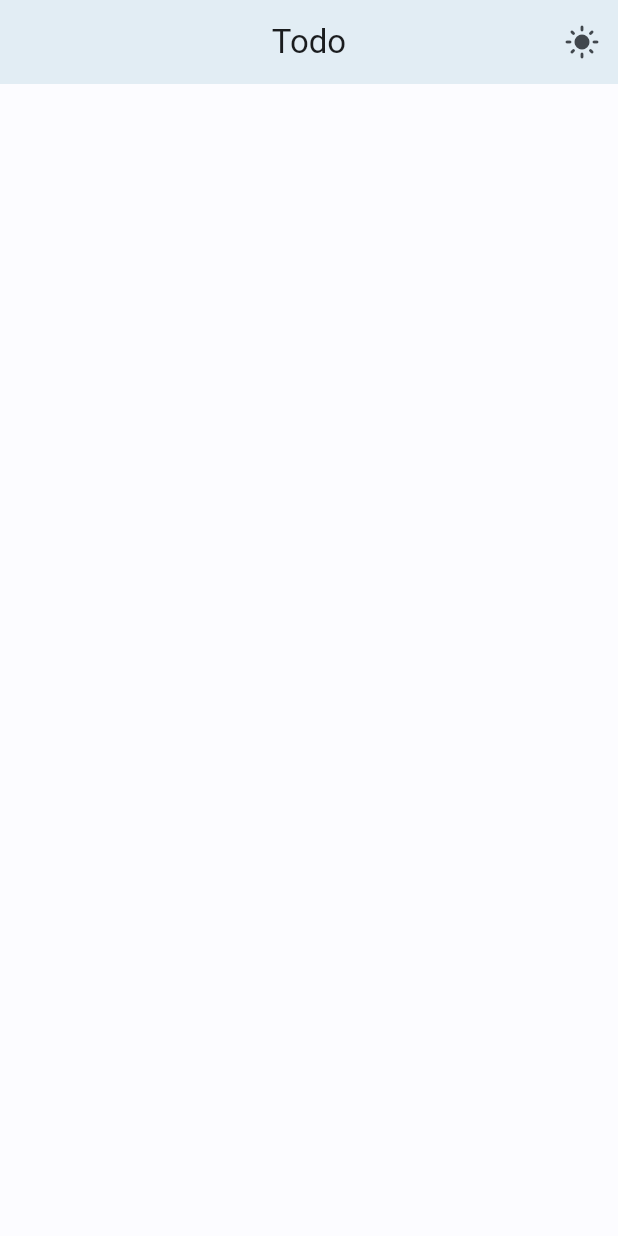
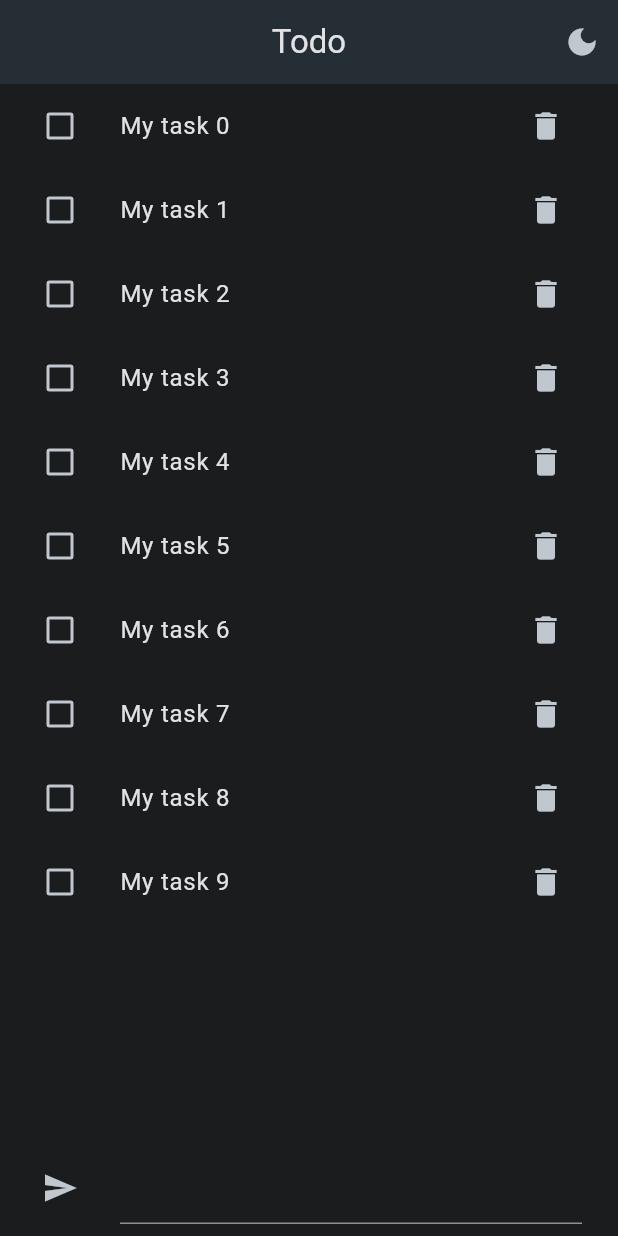
Before and after one commit to rudsonalves/todo, a Flutter app: the screen it shows after launch, on a phone screen of 412 x 824 dp. Run offline on Flutter 3.47's test engine with Material 3 defaults, Android fonts, the phone set to English and light mode, and no system bars.

Commit message:
Controle de estados funcionando

```diff
--- a/lib/commom/models/app_settings.dart
+++ b/lib/commom/models/app_settings.dart
@@ -5,21 +5,14 @@ class AppSettings extends ChangeNotifier {
   static final AppSettings _instance = AppSettings._();
   static AppSettings get instance => _instance;
 
-  ThemeMode _themeMode = ThemeMode.light;
+  ThemeMode _themeMode = ThemeMode.dark;
 
   ThemeMode get themeMode => _themeMode;
 
-  // Change Theme
   void toggleTheme() {
     _themeMode =
         (_themeMode == ThemeMode.light) ? ThemeMode.dark : ThemeMode.light;
 
-    // if (_themeMode == ThemeMode.light) {
-    //   _themeMode = ThemeMode.dark;
-    // } else {
-    //   _themeMode = ThemeMode.light;
-    // }
-
     notifyListeners();
   }
 }
--- /dev/null
+++ b/lib/commom/models/task_model.dart
@@ -0,0 +1,32 @@
+class TaskModel {
+  int? id;
+  String description;
+  bool isDone;
+
+  TaskModel({
+    this.id,
+    required this.description,
+    this.isDone = false,
+  });
+
+  Map<String, dynamic> toMap() {
+    return <String, dynamic>{
+      'id': id,
+      'description': description,
+      'isDone': isDone,
+    };
+  }
+
+  factory TaskModel.fromMap(Map<String, dynamic> map) {
+    return TaskModel(
+      id: map['id'] as int?,
+      description: map['description'] as String,
+      isDone: map['isDone'] as bool,
+    );
+  }
+
+  @override
+  String toString() {
+    return 'TaskModel(id: $id, description: $description, isDone: $isDone)';
+  }
+}
--- /dev/null
+++ b/lib/data/sql_task_repository.dart
@@ -0,0 +1,51 @@
+import '../commom/models/task_model.dart';
+import 'task_database.dart';
+
+class SqlTaskRepository implements TaskDatabase {
+  final _tasks = <TaskModel>[];
+
+  List<TaskModel> get tasks => _tasks;
+
+  @override
+  Future<List<TaskModel>> queryTasks() async {
+    await Future.delayed(const Duration(seconds: 1));
+    _tasks.clear();
+
+    for (int index = 0; index < 10; index++) {
+      _tasks.add(
+        TaskModel(
+          id: index,
+          description: 'My task $index',
+        ),
+      );
+    }
+    return _tasks;
+  }
+
+  @override
+  Future<int> insertTask(TaskModel task) async {
+    await Future.delayed(const Duration(seconds: 1));
+    _tasks.add(task);
+    return 1;
+  }
+
+  @override
+  Future<int> deleteTask(TaskModel task) async {
+    await Future.delayed(const Duration(seconds: 1));
+    _tasks.remove(task);
+    return 1;
+  }
+
+  @override
+  Future<int> toggleTask(TaskModel task) async {
+    await Future.delayed(const Duration(seconds: 1));
+    int index = _tasks.indexOf(task);
+
+    if (index == -1) return -1;
+
+    task.isDone = task.isDone ? false : true;
+    _tasks[index] = task;
+
+    return 1;
+  }
+}
--- /dev/null
+++ b/lib/data/task_database.dart
@@ -0,0 +1,8 @@
+import '../commom/models/task_model.dart';
+
+abstract class TaskDatabase {
+  Future<List<TaskModel>> queryTasks();
+  Future<int> insertTask(TaskModel task);
+  Future<int> deleteTask(TaskModel task);
+  Future<int> toggleTask(TaskModel task);
+}
--- a/lib/features/todo_home/todo_home.dart
+++ b/lib/features/todo_home/todo_home.dart
@@ -1,6 +1,9 @@
 import 'package:flutter/material.dart';
 
 import '../../commom/models/app_settings.dart';
+import '../../commom/models/task_model.dart';
+import 'todo_home_controller.dart';
+import 'todo_home_state.dart';
 
 class TodoHome extends StatefulWidget {
   const TodoHome({super.key});
@@ -11,6 +14,29 @@ class TodoHome extends StatefulWidget {
 
 class _TodoHomeState extends State<TodoHome> {
   final appSettings = AppSettings.instance;
+  final taskController = TextEditingController();
+  final todoController = TodoHomeController();
+
+  @override
+  void initState() {
+    super.initState();
+    todoController.init();
+  }
+
+  void _insertTask() {
+    FocusScopeNode currentFocus = FocusScope.of(context);
+    currentFocus.unfocus();
+
+    if (taskController.text.isEmpty) return;
+
+    final task = TaskModel(
+      description: taskController.text,
+    );
+
+    todoController.insertTask(task);
+
+    taskController.text = '';
+  }
 
   @override
   Widget build(BuildContext context) {
@@ -36,7 +62,53 @@ class _TodoHomeState extends State<TodoHome> {
         ],
       ),
       body: Column(
-        children: [],
+        children: [
+          ListenableBuilder(
+            listenable: todoController,
+            builder: (context, _) {
+              if (todoController.state is TodoHomeStateLoading) {
+                return const Center(
+                  child: CircularProgressIndicator(),
+                );
+              } else if (todoController.state is TodoHomeStateSuccess) {
+                final tasks = todoController.tasks;
+
+                return Expanded(
+                  child: ListView.builder(
+                    itemCount: tasks.length,
+                    itemBuilder: (context, index) => ListTile(
+                      leading: Checkbox(
+                        value: tasks[index].isDone,
+                        onChanged: (value) =>
+                            todoController.toggleTask(tasks[index]),
+                      ),
+                      title: Text(tasks[index].description),
+                      trailing: IconButton(
+                        onPressed: () =>
+                            todoController.deleteTask(tasks[index]),
+                        icon: const Icon(Icons.delete),
+                      ),
+                    ),
+                  ),
+                );
+              } else {
+                return const Center(
+                  child: Text('Ocorreu um erro!'),
+                );
+              }
+            },
+          ),
+          ListTile(
+            leading: IconButton(
+              onPressed: _insertTask,
+              icon: const Icon(Icons.send),
+            ),
+            title: TextField(
+              controller: taskController,
+              onEditingComplete: _insertTask,
+            ),
+          ),
+        ],
       ),
     );
   }
--- /dev/null
+++ b/lib/features/todo_home/todo_home_controller.dart
@@ -0,0 +1,64 @@
+import 'package:flutter/foundation.dart';
+
+import '../../commom/models/task_model.dart';
+import '../../data/sql_task_repository.dart';
+import 'todo_home_state.dart';
+
+class TodoHomeController extends ChangeNotifier {
+  TodoHomeState _state = TodoHomeStateInitial();
+
+  TodoHomeState get state => _state;
+
+  final _taskRepository = SqlTaskRepository();
+
+  List<TaskModel> get tasks => _taskRepository.tasks;
+
+  void _changeState(TodoHomeState newState) {
+    _state = newState;
+    notifyListeners();
+  }
+
+  Future<void> init() async {
+    queryTask();
+  }
+
+  Future<void> queryTask() async {
+    _changeState(TodoHomeStateLoading());
+    try {
+      await _taskRepository.queryTasks();
+      _changeState(TodoHomeStateSuccess());
+    } catch (err) {
+      _changeState(TodoHomeStateError());
+    }
+  }
+
+  Future<void> insertTask(TaskModel task) async {
+    _changeState(TodoHomeStateLoading());
+    try {
+      await _taskRepository.insertTask(task);
+      _changeState(TodoHomeStateSuccess());
+    } catch (err) {
+      _changeState(TodoHomeStateError());
+    }
+  }
+
+  Future<void> deleteTask(TaskModel task) async {
+    _changeState(TodoHomeStateLoading());
+    try {
+      await _taskRepository.deleteTask(task);
+      _changeState(TodoHomeStateSuccess());
+    } catch (err) {
+      _changeState(TodoHomeStateError());
+    }
+  }
+
+  Future<void> toggleTask(TaskModel task) async {
+    _changeState(TodoHomeStateLoading());
+    try {
+      await _taskRepository.toggleTask(task);
+      _changeState(TodoHomeStateSuccess());
+    } catch (err) {
+      _changeState(TodoHomeStateError());
+    }
+  }
+}
--- /dev/null
+++ b/lib/features/todo_home/todo_home_state.dart
@@ -0,0 +1,9 @@
+abstract class TodoHomeState {}
+
+class TodoHomeStateInitial extends TodoHomeState {}
+
+class TodoHomeStateLoading extends TodoHomeState {}
+
+class TodoHomeStateSuccess extends TodoHomeState {}
+
+class TodoHomeStateError extends TodoHomeState {}
```
